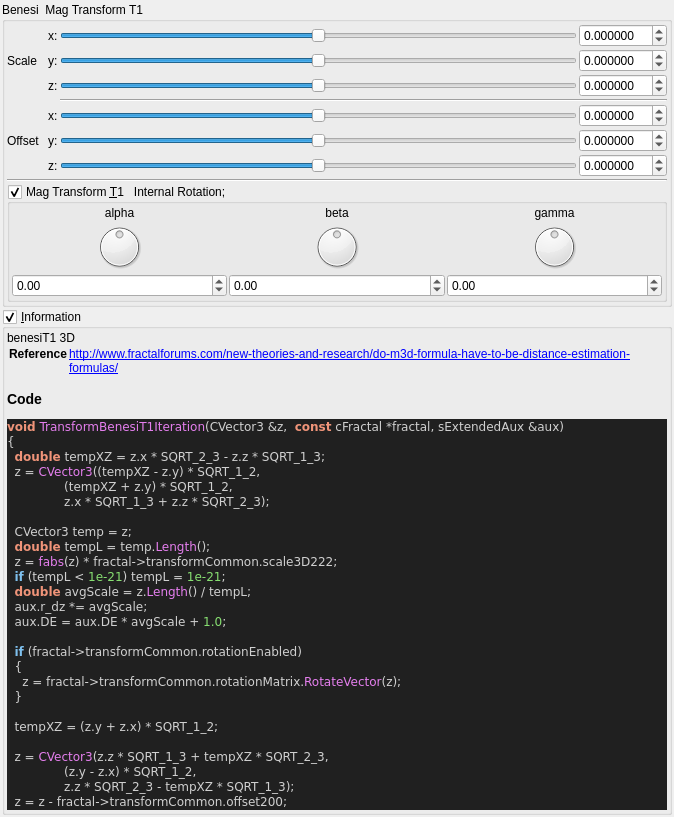
The window that mandelbulber2/qt_data/fractal_transf_benesi_T1.ui (buddhi1980/mandelbulber2) describes before a commit, drawn with Qt 5.
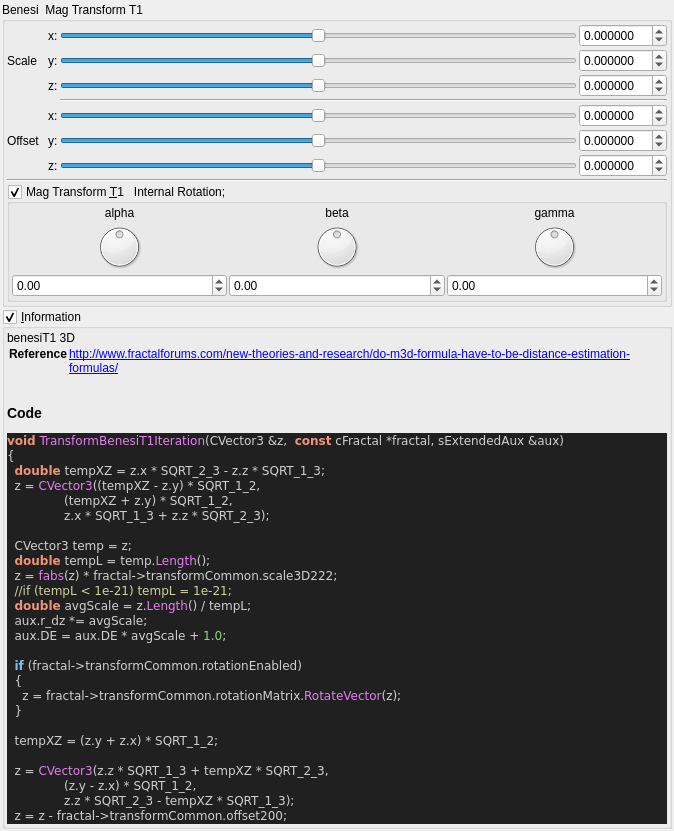
The same window after the commit. Custom widgets are drawn as their Qt base class.

Commit message:
stripped code highlight output to body tag
 the surrounding part (HTML Tag and comment) contained version specific parts.
 Now only the body tag will be written to the ui file,
 so the complete output of populateUiInformation.php should be reproducable.

 Also readded broken symlinks in deploy/share/mandelbulber2

```diff
--- a/mandelbulber2/qt_data/fractal_transf_benesi_T1.ui
+++ b/mandelbulber2/qt_data/fractal_transf_benesi_T1.ui
@@ -654,17 +654,12 @@
        <widget class="QLabel" name="label_code_content">
         <property name="text">
          <string>&lt;p&gt;benesiT1  3D&lt;/p&gt;&lt;table&gt;
-&lt;tr&gt;&lt;th&gt;Reference&lt;/th&gt;&lt;td&gt;&lt;a href=&quot;http://www.fractalforums.com/new-theories-and-research/do-m3d-formula-have-to-be-distance-estimation-formulas/&quot;&gt;http://www.fractalforums.com/new-theories-and-research/do-m3d-formula-have-to-be-distance-estimation-formulas/&lt;/a&gt;&lt;/td&gt;&lt;/tr&gt;
+&lt;tr&gt;&lt;th&gt;Reference&lt;/th&gt;&lt;td&gt;&lt;a href=&quot;http://www.fractalforums.com/new-theories-and-research/do-m3d-formula-have-to-be-distance-estimation-formulas/&quot;&gt;http://www.fractalforums.com/new-theories-and-research/do-m3d-formula-have-to-be-distance-estimation-formulas/&lt;br&gt;
+&lt;/td&gt;&lt;/tr&gt;
 &lt;/table&gt;
 &lt;h3&gt;Code&lt;/h3&gt;
-&lt;!DOCTYPE HTML PUBLIC &quot;-//W3C//DTD HTML 4.0 Transitional//EN&quot;&gt;
-&lt;html&gt;
-&lt;head&gt;
-&lt;meta http-equiv=&quot;content-type&quot; content=&quot;text/html; charset=ISO-8859-1&quot;&gt;
-&lt;title&gt;Source file&lt;/title&gt;
-&lt;/head&gt;
 &lt;body style=&quot;background-color:#202020&quot;&gt;
-&lt;pre style=&quot;color:#d0d0d0; background-color:#202020;  font-family:'Courier New';&quot;&gt;&lt;span style=&quot;color:#f09479; font-weight:bold&quot;&gt;void&lt;/span&gt; &lt;span style=&quot;color:#e47eed&quot;&gt;TransformBenesiT1Iteration&lt;/span&gt;&lt;span style=&quot;color:#d0d0d0&quot;&gt;(&lt;/span&gt;CVector3 &lt;span style=&quot;color:#d0d0d0&quot;&gt;&amp;amp;&lt;/span&gt;z&lt;span style=&quot;color:#d0d0d0&quot;&gt;,&lt;/span&gt;  &lt;span style=&quot;color:#f09479; font-weight:bold&quot;&gt;const&lt;/span&gt; cFractal &lt;span style=&quot;color:#d0d0d0&quot;&gt;*&lt;/span&gt;fractal&lt;span style=&quot;color:#d0d0d0&quot;&gt;,&lt;/span&gt; sExtendedAux &lt;span style=&quot;color:#d0d0d0&quot;&gt;&amp;amp;&lt;/span&gt;aux&lt;span style=&quot;color:#d0d0d0&quot;&gt;)&lt;/span&gt;
+&lt;pre style=&quot;color:#d0d0d0; background-color:#202020;  font-family:'Courier New',monospace;&quot;&gt;&lt;span style=&quot;color:#f09479; font-weight:bold&quot;&gt;void&lt;/span&gt; &lt;span style=&quot;color:#e47eed&quot;&gt;TransformBenesiT1Iteration&lt;/span&gt;&lt;span style=&quot;color:#d0d0d0&quot;&gt;(&lt;/span&gt;CVector3 &lt;span style=&quot;color:#d0d0d0&quot;&gt;&amp;amp;&lt;/span&gt;z&lt;span style=&quot;color:#d0d0d0&quot;&gt;,&lt;/span&gt;  &lt;span style=&quot;color:#f09479; font-weight:bold&quot;&gt;const&lt;/span&gt; cFractal &lt;span style=&quot;color:#d0d0d0&quot;&gt;*&lt;/span&gt;fractal&lt;span style=&quot;color:#d0d0d0&quot;&gt;,&lt;/span&gt; sExtendedAux &lt;span style=&quot;color:#d0d0d0&quot;&gt;&amp;amp;&lt;/span&gt;aux&lt;span style=&quot;color:#d0d0d0&quot;&gt;)&lt;/span&gt;
 &lt;span style=&quot;color:#d0d0d0&quot;&gt;{&lt;/span&gt;
   &lt;span style=&quot;color:#f09479; font-weight:bold&quot;&gt;double&lt;/span&gt; tempXZ &lt;span style=&quot;color:#d0d0d0&quot;&gt;=&lt;/span&gt; z&lt;span style=&quot;color:#d0d0d0&quot;&gt;.&lt;/span&gt;x &lt;span style=&quot;color:#d0d0d0&quot;&gt;*&lt;/span&gt; SQRT_2_3 &lt;span style=&quot;color:#d0d0d0&quot;&gt;-&lt;/span&gt; z&lt;span style=&quot;color:#d0d0d0&quot;&gt;.&lt;/span&gt;z &lt;span style=&quot;color:#d0d0d0&quot;&gt;*&lt;/span&gt; SQRT_1_3&lt;span style=&quot;color:#d0d0d0&quot;&gt;;&lt;/span&gt;
   z &lt;span style=&quot;color:#d0d0d0&quot;&gt;=&lt;/span&gt; &lt;span style=&quot;color:#e47eed&quot;&gt;CVector3&lt;/span&gt;&lt;span style=&quot;color:#d0d0d0&quot;&gt;((&lt;/span&gt;tempXZ &lt;span style=&quot;color:#d0d0d0&quot;&gt;-&lt;/span&gt; z&lt;span style=&quot;color:#d0d0d0&quot;&gt;.&lt;/span&gt;y&lt;span style=&quot;color:#d0d0d0&quot;&gt;) *&lt;/span&gt; SQRT_1_2&lt;span style=&quot;color:#d0d0d0&quot;&gt;,&lt;/span&gt;
@@ -674,7 +669,7 @@
   CVector3 temp &lt;span style=&quot;color:#d0d0d0&quot;&gt;=&lt;/span&gt; z&lt;span style=&quot;color:#d0d0d0&quot;&gt;;&lt;/span&gt;
   &lt;span style=&quot;color:#f09479; font-weight:bold&quot;&gt;double&lt;/span&gt; tempL &lt;span style=&quot;color:#d0d0d0&quot;&gt;=&lt;/span&gt; temp&lt;span style=&quot;color:#d0d0d0&quot;&gt;.&lt;/span&gt;&lt;span style=&quot;color:#e47eed&quot;&gt;Length&lt;/span&gt;&lt;span style=&quot;color:#d0d0d0&quot;&gt;();&lt;/span&gt;
   z &lt;span style=&quot;color:#d0d0d0&quot;&gt;=&lt;/span&gt; &lt;span style=&quot;color:#e47eed&quot;&gt;fabs&lt;/span&gt;&lt;span style=&quot;color:#d0d0d0&quot;&gt;(&lt;/span&gt;z&lt;span style=&quot;color:#d0d0d0&quot;&gt;) *&lt;/span&gt; fractal&lt;span style=&quot;color:#d0d0d0&quot;&gt;-&amp;gt;&lt;/span&gt;transformCommon&lt;span style=&quot;color:#d0d0d0&quot;&gt;.&lt;/span&gt;scale3D222&lt;span style=&quot;color:#d0d0d0&quot;&gt;;&lt;/span&gt;
-  &lt;span style=&quot;color:#7ec0ee; font-weight:bold&quot;&gt;if&lt;/span&gt; &lt;span style=&quot;color:#d0d0d0&quot;&gt;(&lt;/span&gt;tempL &lt;span style=&quot;color:#d0d0d0&quot;&gt;&amp;lt;&lt;/span&gt; &lt;span style=&quot;color:#87df71&quot;&gt;1e-21&lt;/span&gt;&lt;span style=&quot;color:#d0d0d0&quot;&gt;)&lt;/span&gt; tempL &lt;span style=&quot;color:#d0d0d0&quot;&gt;=&lt;/span&gt; &lt;span style=&quot;color:#87df71&quot;&gt;1e-21&lt;/span&gt;&lt;span style=&quot;color:#d0d0d0&quot;&gt;;&lt;/span&gt;
+  &lt;span style=&quot;color:#d0d0a0&quot;&gt;//if (tempL &amp;lt; 1e-21) tempL = 1e-21;&lt;/span&gt;
   &lt;span style=&quot;color:#f09479; font-weight:bold&quot;&gt;double&lt;/span&gt; avgScale &lt;span style=&quot;color:#d0d0d0&quot;&gt;=&lt;/span&gt; z&lt;span style=&quot;color:#d0d0d0&quot;&gt;.&lt;/span&gt;&lt;span style=&quot;color:#e47eed&quot;&gt;Length&lt;/span&gt;&lt;span style=&quot;color:#d0d0d0&quot;&gt;() /&lt;/span&gt; tempL&lt;span style=&quot;color:#d0d0d0&quot;&gt;;&lt;/span&gt;
   aux&lt;span style=&quot;color:#d0d0d0&quot;&gt;.&lt;/span&gt;r_dz &lt;span style=&quot;color:#d0d0d0&quot;&gt;*=&lt;/span&gt; avgScale&lt;span style=&quot;color:#d0d0d0&quot;&gt;;&lt;/span&gt;
   aux&lt;span style=&quot;color:#d0d0d0&quot;&gt;.&lt;/span&gt;DE &lt;span style=&quot;color:#d0d0d0&quot;&gt;=&lt;/span&gt; aux&lt;span style=&quot;color:#d0d0d0&quot;&gt;.&lt;/span&gt;DE &lt;span style=&quot;color:#d0d0d0&quot;&gt;*&lt;/span&gt; avgScale &lt;span style=&quot;color:#d0d0d0&quot;&gt;+&lt;/span&gt; &lt;span style=&quot;color:#87df71&quot;&gt;1.0&lt;/span&gt;&lt;span style=&quot;color:#d0d0d0&quot;&gt;;&lt;/span&gt;
@@ -692,10 +687,7 @@
   z &lt;span style=&quot;color:#d0d0d0&quot;&gt;=&lt;/span&gt; z &lt;span style=&quot;color:#d0d0d0&quot;&gt;-&lt;/span&gt; fractal&lt;span style=&quot;color:#d0d0d0&quot;&gt;-&amp;gt;&lt;/span&gt;transformCommon&lt;span style=&quot;color:#d0d0d0&quot;&gt;.&lt;/span&gt;offset200&lt;span style=&quot;color:#d0d0d0&quot;&gt;;&lt;/span&gt;
 &lt;span style=&quot;color:#d0d0d0&quot;&gt;}&lt;/span&gt;
 &lt;/pre&gt;
-&lt;/body&gt;
-&lt;/html&gt;
-&lt;!--HTML generated by highlight 3.9, http://www.andre-simon.de/--&gt;
-</string>
+&lt;/body&gt;</string>
         </property>
         <property name="wordWrap">
          <bool>true</bool>
```
The commit also changes 109 other files.
